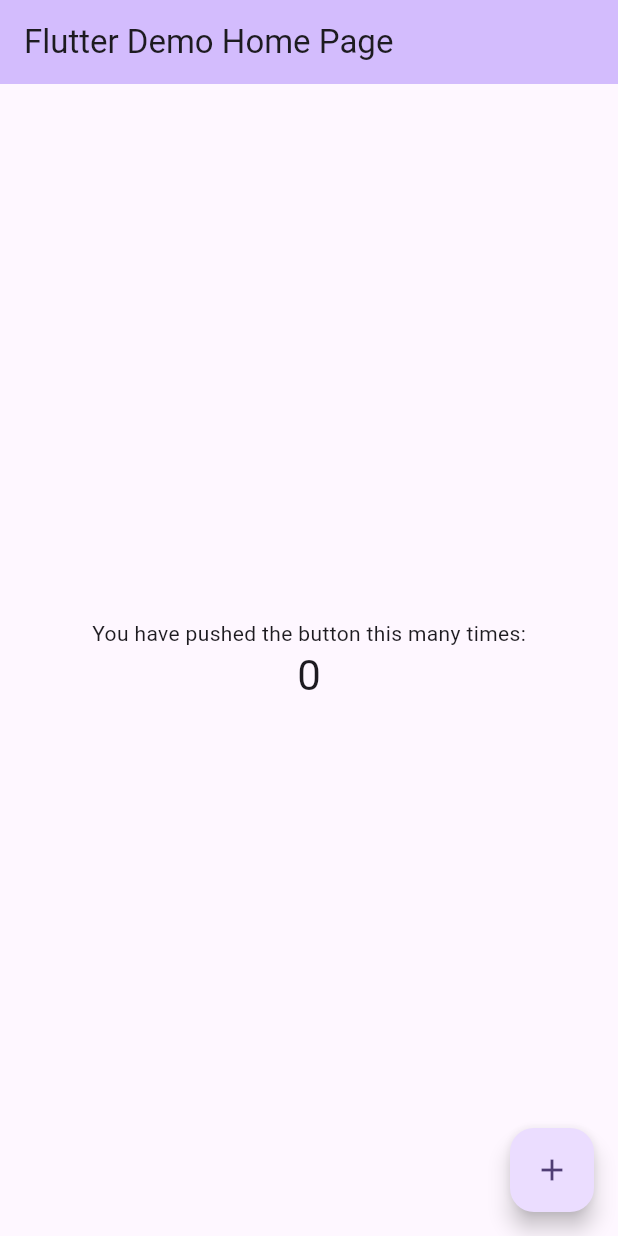
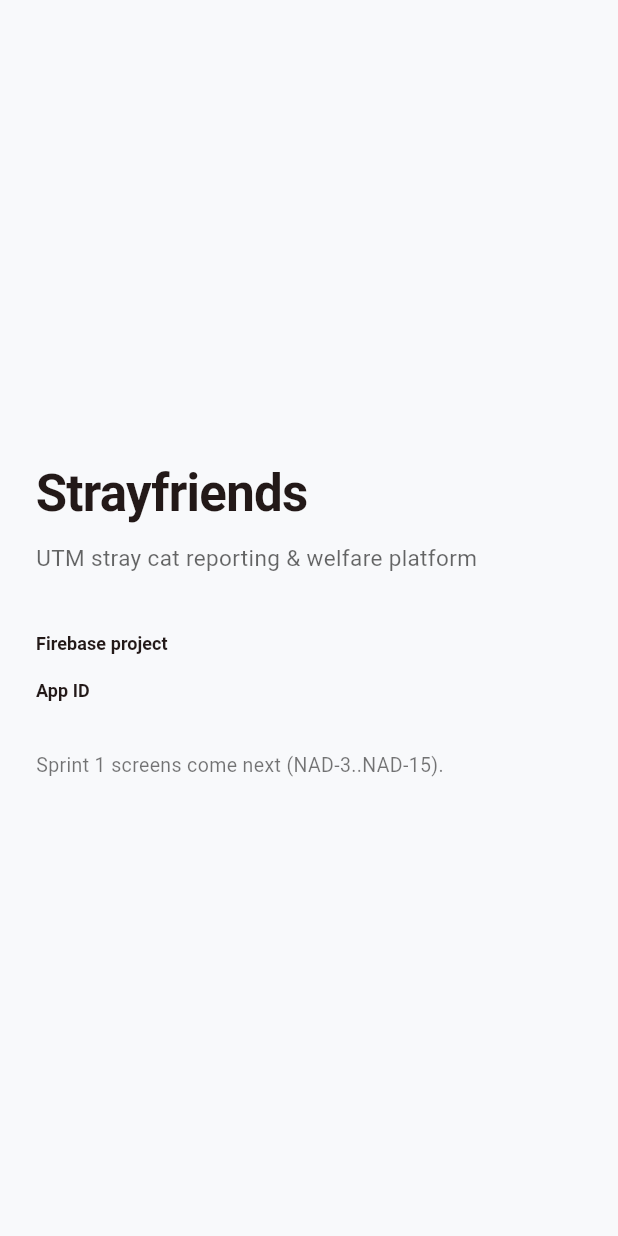
Before and after one commit to muzzz20/NoName-App-Dev, a Flutter app: the screen it shows after launch, on a phone screen of 412 x 824 dp. Run offline on Flutter 3.47's test engine with Material 3 defaults, Android fonts, the phone set to English and light mode, and no system bars; our stand-ins replace firebase_core; accounts and stored records are empty.

Commit message:
NAD-1: wire Firebase to Flutter app via flutterfire configure
- Firebase project created: strayfriends-utm
- flutterfire configure registered web/android/ios apps
- lib/firebase_options.dart generated (client API keys — safe to commit)
- google-services.json + GoogleService-Info.plist generated locally,
  gitignored (verified)
- Added firebase_core, firebase_auth, cloud_firestore, firebase_storage
- main.dart now initializes Firebase + bootstrap screen with UTM Maroon theme
- widget_test.dart updated to simple smoke test (real tests come via NAD-16)

Next manual step before NAD-6/9/10: enable Auth + Firestore + Storage
in Firebase console (https://console.firebase.google.com/project/strayfriends-utm)

Co-Authored-By: Claude Opus 4.7 (1M context) <noreply@anthropic.com>

```diff
--- a/lib/main.dart
+++ b/lib/main.dart
@@ -1,122 +1,113 @@
 import 'package:flutter/material.dart';
+import 'package:firebase_core/firebase_core.dart';
+import 'firebase_options.dart';
 
-void main() {
-  runApp(const MyApp());
+Future<void> main() async {
+  WidgetsFlutterBinding.ensureInitialized();
+  await Firebase.initializeApp(
+    options: DefaultFirebaseOptions.currentPlatform,
+  );
+  runApp(const StrayfriendsApp());
 }
 
-class MyApp extends StatelessWidget {
-  const MyApp({super.key});
+class StrayfriendsApp extends StatelessWidget {
+  const StrayfriendsApp({super.key});
 
-  // This widget is the root of your application.
   @override
   Widget build(BuildContext context) {
     return MaterialApp(
-      title: 'Flutter Demo',
+      title: 'Strayfriends',
+      debugShowCheckedModeBanner: false,
       theme: ThemeData(
-        // This is the theme of your application.
-        //
-        // TRY THIS: Try running your application with "flutter run". You'll see
-        // the application has a purple toolbar. Then, without quitting the app,
-        // try changing the seedColor in the colorScheme below to Colors.green
-        // and then invoke "hot reload" (save your changes or press the "hot
-        // reload" button in a Flutter-supported IDE, or press "r" if you used
-        // the command line to start the app).
-        //
-        // Notice that the counter didn't reset back to zero; the application
-        // state is not lost during the reload. To reset the state, use hot
-        // restart instead.
-        //
-        // This works for code too, not just values: Most code changes can be
-        // tested with just a hot reload.
-        colorScheme: .fromSeed(seedColor: Colors.deepPurple),
+        useMaterial3: true,
+        colorScheme: ColorScheme.fromSeed(
+          seedColor: const Color(0xFF570000), // UTM Maroon (from DESIGN.md)
+          brightness: Brightness.light,
+        ),
+        scaffoldBackgroundColor: const Color(0xFFF8F9FB),
       ),
-      home: const MyHomePage(title: 'Flutter Demo Home Page'),
+      home: const _BootstrapScreen(),
     );
   }
 }
 
-class MyHomePage extends StatefulWidget {
-  const MyHomePage({super.key, required this.title});
-
-  // This widget is the home page of your application. It is stateful, meaning
-  // that it has a State object (defined below) that contains fields that affect
-  // how it looks.
-
-  // This class is the configuration for the state. It holds the values (in this
-  // case the title) provided by the parent (in this case the App widget) and
-  // used by the build method of the State. Fields in a Widget subclass are
-  // always marked "final".
-
-  final String title;
-
-  @override
-  State<MyHomePage> createState() => _MyHomePageState();
-}
-
-class _MyHomePageState extends State<MyHomePage> {
-  int _counter = 0;
-
-  void _incrementCounter() {
-    setState(() {
-      // This call to setState tells the Flutter framework that something has
-      // changed in this State, which causes it to rerun the build method below
-      // so that the display can reflect the updated values. If we changed
-      // _counter without calling setState(), then the build method would not be
-      // called again, and so nothing would appear to happen.
-      _counter++;
-    });
-  }
+class _BootstrapScreen extends StatelessWidget {
+  const _BootstrapScreen();
 
   @override
   Widget build(BuildContext context) {
-    // This method is rerun every time setState is called, for instance as done
-    // by the _incrementCounter method above.
-    //
-    // The Flutter framework has been optimized to make rerunning build methods
-    // fast, so that you can just rebuild anything that needs updating rather
-    // than having to individually change instances of widgets.
+    final app = Firebase.app();
     return Scaffold(
-      appBar: AppBar(
-        // TRY THIS: Try changing the color here to a specific color (to
-        // Colors.amber, perhaps?) and trigger a hot reload to see the AppBar
-        // change color while the other colors stay the same.
-        backgroundColor: Theme.of(context).colorScheme.inversePrimary,
-        // Here we take the value from the MyHomePage object that was created by
-        // the App.build method, and use it to set our appbar title.
-        title: Text(widget.title),
-      ),
-      body: Center(
-        // Center is a layout widget. It takes a single child and positions it
-        // in the middle of the parent.
-        child: Column(
-          // Column is also a layout widget. It takes a list of children and
-          // arranges them vertically. By default, it sizes itself to fit its
-          // children horizontally, and tries to be as tall as its parent.
-          //
-          // Column has various properties to control how it sizes itself and
-          // how it positions its children. Here we use mainAxisAlignment to
-          // center the children vertically; the main axis here is the vertical
-          // axis because Columns are vertical (the cross axis would be
-          // horizontal).
-          //
-          // TRY THIS: Invoke "debug painting" (choose the "Toggle Debug Paint"
-          // action in the IDE, or press "p" in the console), to see the
-          // wireframe for each widget.
-          mainAxisAlignment: .center,
-          children: [
-            const Text('You have pushed the button this many times:'),
-            Text(
-              '$_counter',
-              style: Theme.of(context).textTheme.headlineMedium,
-            ),
-          ],
+      body: SafeArea(
+        child: Padding(
+          padding: const EdgeInsets.all(24),
+          child: Column(
+            mainAxisAlignment: MainAxisAlignment.center,
+            crossAxisAlignment: CrossAxisAlignment.start,
+            children: [
+              const Text(
+                'Strayfriends',
+                style: TextStyle(
+                  fontSize: 34,
+                  fontWeight: FontWeight.w700,
+                  letterSpacing: -0.5,
+                ),
+              ),
+              const SizedBox(height: 8),
+              Text(
+                'UTM stray cat reporting & welfare platform',
+                style: TextStyle(
+                  fontSize: 15,
+                  color: Colors.black.withValues(alpha: 0.6),
+                ),
+              ),
+              const SizedBox(height: 32),
+              _StatusRow(label: 'Firebase project', value: app.options.projectId),
+              _StatusRow(label: 'App ID', value: app.options.appId),
+              const SizedBox(height: 24),
+              const Text(
+                'Sprint 1 screens come next (NAD-3..NAD-15).',
+                style: TextStyle(fontSize: 13, color: Colors.black54),
+              ),
+            ],
+          ),
         ),
-      ),
-      floatingActionButton: FloatingActionButton(
-        onPressed: _incrementCounter,
-        tooltip: 'Increment',
-        child: const Icon(Icons.add),
       ),
     );
   }
 }
+
+class _StatusRow extends StatelessWidget {
+  final String label;
+  final String value;
+  const _StatusRow({required this.label, required this.value});
+
+  @override
+  Widget build(BuildContext context) {
+    return Padding(
+      padding: const EdgeInsets.symmetric(vertical: 6),
+      child: Row(
+        crossAxisAlignment: CrossAxisAlignment.start,
+        children: [
+          SizedBox(
+            width: 140,
+            child: Text(
+              label,
+              style: const TextStyle(
+                fontSize: 12,
+                fontWeight: FontWeight.w600,
+                letterSpacing: 0.05,
+              ),
+            ),
+          ),
+          Expanded(
+            child: Text(
+              value,
+              style: const TextStyle(fontSize: 13, fontFamily: 'monospace'),
+            ),
+          ),
+        ],
+      ),
+    );
+  }
+}
--- a/pubspec.yaml
+++ b/pubspec.yaml
@@ -34,6 +34,10 @@ dependencies:
   # The following adds the Cupertino Icons font to your application.
   # Use with the CupertinoIcons class for iOS style icons.
   cupertino_icons: ^1.0.8
+  firebase_core: ^4.8.0
+  firebase_auth: ^6.5.0
+  cloud_firestore: ^6.4.0
+  firebase_storage: ^13.4.0
 
 dev_dependencies:
   flutter_test:
```
Also changed, not shown: lib/firebase_options.dart (added), pubspec.lock, 7 other files.
